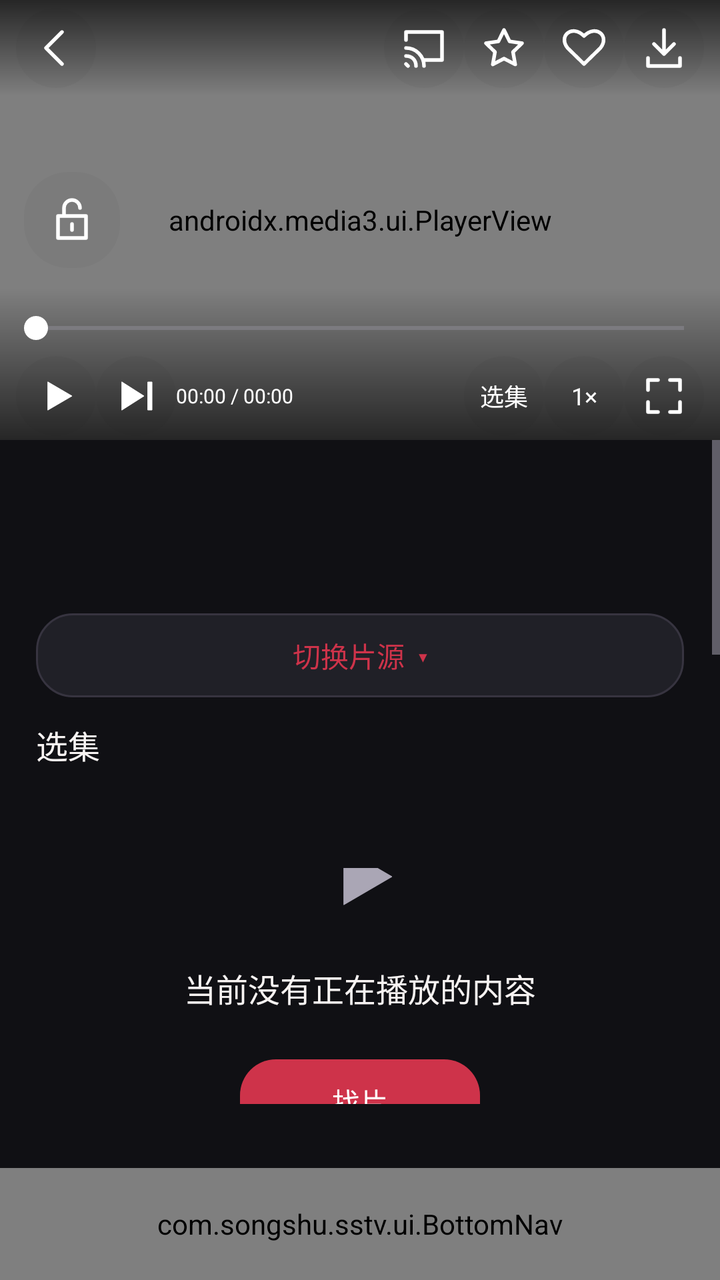
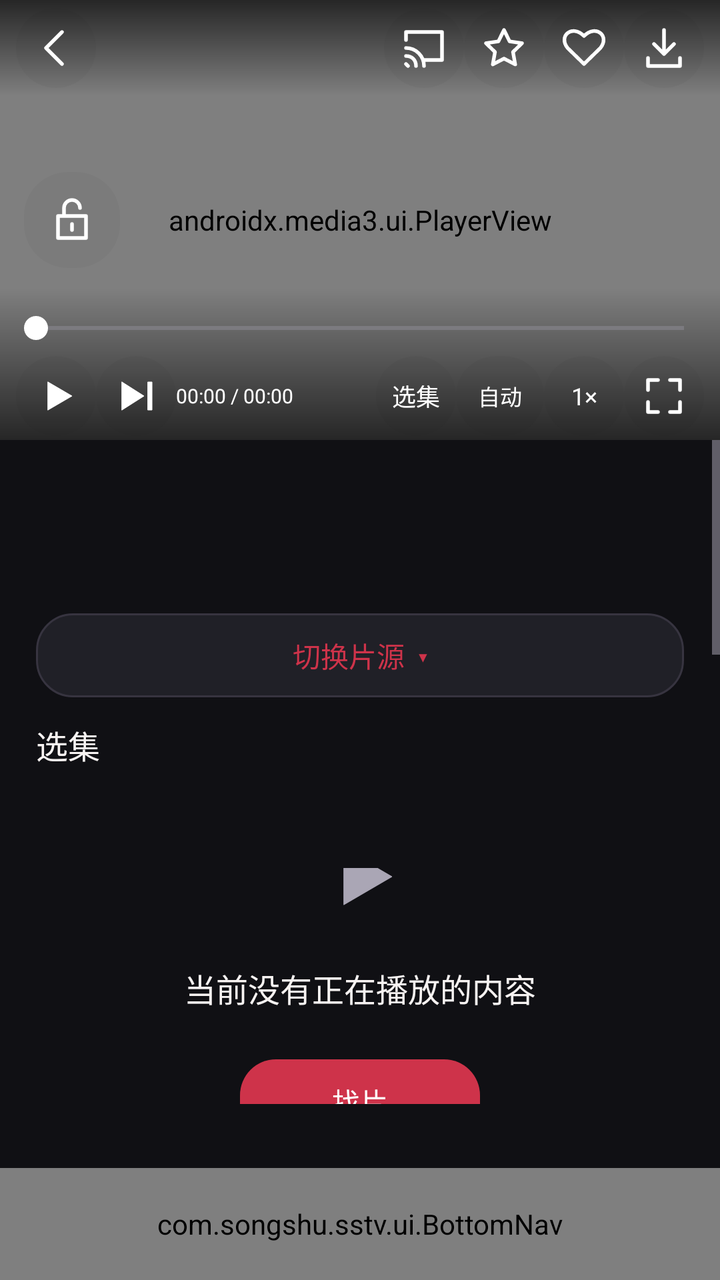

The first picture is an Android layout as it rendered before a commit; the second is the same layout after the commit. The layout source and the unified diff follow.
<!-- AndroidManifest.xml: activity theme PlayerTheme -->
<!-- res/layout/activity_player.xml -->
<LinearLayout xmlns:android="http://schemas.android.com/apk/res/android" xmlns:app="http://schemas.android.com/apk/res-auto" android:layout_width="match_parent" android:layout_height="match_parent" android:orientation="vertical" android:background="?attr/appBg">
  <FrameLayout android:id="@+id/videoStage" android:layout_width="match_parent" android:layout_height="220dp" android:background="#000000">
    <androidx.media3.ui.PlayerView android:id="@+id/player" android:layout_width="match_parent" android:layout_height="match_parent" app:use_controller="false" app:resize_mode="fit" app:show_buffering="when_playing" />
    <View android:id="@+id/videoGestures" android:layout_width="match_parent" android:layout_height="match_parent" android:clickable="true" android:focusable="false" android:importantForAccessibility="no" />
    <FrameLayout android:id="@+id/videoControls" android:layout_width="match_parent" android:layout_height="match_parent">
      <LinearLayout android:id="@+id/topBar" android:layout_width="match_parent" android:layout_height="48dp" android:layout_gravity="top" android:orientation="horizontal" android:gravity="center_vertical" android:paddingHorizontal="8dp" android:background="@drawable/bg_video_top">
        <ImageButton android:id="@+id/btnBack" android:layout_width="40dp" android:layout_height="40dp" android:padding="9dp" android:src="@drawable/ic_player_back" android:contentDescription="返回" android:background="@drawable/bg_video_button" app:tint="#FFFFFF" />
        <TextView android:id="@+id/title" android:layout_width="0dp" android:layout_height="wrap_content" android:layout_weight="1" android:textColor="#FFFFFF" android:textSize="14sp" android:maxLines="1" android:ellipsize="end" android:paddingHorizontal="6dp" />
        <ImageButton android:id="@+id/btnCast" android:layout_width="40dp" android:layout_height="40dp" android:padding="9dp" android:src="@drawable/ic_player_cast" android:contentDescription="投屏" android:background="@drawable/bg_video_button" app:tint="#FFFFFF" />
<ImageButton android:id="@+id/btnFavorite" android:layout_width="40dp" android:layout_height="40dp" android:padding="9dp" android:src="@drawable/ic_player_favorite" android:contentDescription="收藏" android:background="@drawable/bg_video_button" app:tint="#FFFFFF" /><ImageButton android:id="@+id/btnLike" android:layout_width="40dp" android:layout_height="40dp" android:padding="9dp" android:src="@drawable/ic_player_like" android:contentDescription="喜欢此刻" android:background="@drawable/bg_video_button" app:tint="#FFFFFF" />
        <ImageButton android:id="@+id/btnCache" android:layout_width="40dp" android:layout_height="40dp" android:padding="9dp" android:src="@drawable/ic_player_download" android:contentDescription="缓存" android:background="@drawable/bg_video_button" app:tint="#FFFFFF" />
      </LinearLayout>
      <LinearLayout android:id="@+id/bottomControls" android:layout_width="match_parent" android:layout_height="wrap_content" android:layout_gravity="bottom" android:orientation="vertical" android:paddingHorizontal="8dp" android:paddingTop="8dp" android:background="@drawable/bg_video_bottom">
        <SeekBar android:id="@+id/playerSeek" android:layout_width="match_parent" android:layout_height="24dp" android:paddingHorizontal="10dp" android:max="1000" android:progressTint="?attr/appAccent" android:thumbTint="#FFFFFF" android:contentDescription="播放进度" />
        <LinearLayout android:layout_width="match_parent" android:layout_height="44dp" android:orientation="horizontal" android:gravity="center_vertical">
          <ImageButton android:id="@+id/btnPlayPause" android:layout_width="40dp" android:layout_height="40dp" android:padding="9dp" android:src="@drawable/ic_player_play" android:contentDescription="播放" android:background="@drawable/bg_video_button" app:tint="#FFFFFF" />
          <ImageButton android:id="@+id/btnNext" android:layout_width="40dp" android:layout_height="40dp" android:padding="9dp" android:src="@drawable/ic_player_next" android:contentDescription="下一集" android:background="@drawable/bg_video_button" app:tint="#FFFFFF" />
          <TextView android:id="@+id/playerTime" android:layout_width="0dp" android:layout_height="wrap_content" android:layout_weight="1" android:text="00:00 / 00:00" android:textSize="10sp" android:textColor="#FFFFFF" android:maxLines="1" android:gravity="center_vertical" />
          <TextView android:id="@+id/btnEp" android:layout_width="40dp" android:layout_height="40dp" android:text="选集" android:textSize="12sp" android:textColor="#FFFFFF" android:gravity="center" android:background="@drawable/bg_video_button" />
          <TextView android:id="@+id/btnSpeed" android:layout_width="40dp" android:layout_height="40dp" android:text="1×" android:textSize="12sp" android:textColor="#FFFFFF" android:gravity="center" android:background="@drawable/bg_video_button" />
          <ImageButton android:id="@+id/btnFull" android:layout_width="40dp" android:layout_height="40dp" android:padding="9dp" android:src="@drawable/ic_player_fullscreen" android:contentDescription="全屏" android:background="@drawable/bg_video_button" app:tint="#FFFFFF" />
        </LinearLayout>
      </LinearLayout>
    </FrameLayout>
    <ImageButton android:id="@+id/btnLock" android:layout_width="48dp" android:layout_height="48dp" android:padding="12dp" android:src="@drawable/ic_player_unlock" android:contentDescription="锁定屏幕" android:background="@drawable/bg_video_button" app:tint="#FFFFFF" android:layout_gravity="center_vertical|start" android:layout_marginStart="12dp" />
    <FrameLayout android:id="@+id/speedPanel" android:layout_width="304dp" android:layout_height="88dp" android:layout_gravity="bottom|center_horizontal" android:layout_marginHorizontal="12dp" android:layout_marginBottom="76dp" android:background="@drawable/bg_speed_ruler" android:elevation="6dp" android:visibility="gone">
      <com.songshu.sstv.ui.PlaybackSpeedSlider android:id="@+id/speedSlider" android:layout_width="match_parent" android:layout_height="match_parent" />
    </FrameLayout>
    <LinearLayout android:id="@+id/hudBox" android:layout_width="150dp" android:layout_height="wrap_content" android:layout_gravity="center" android:orientation="vertical" android:gravity="center" android:padding="16dp" android:background="@drawable/bg_video_sheet" android:visibility="gone">
      <TextView android:id="@+id/hudLabel" android:layout_width="match_parent" android:layout_height="wrap_content" android:textColor="#FFFFFF" android:textSize="12sp" android:gravity="center" />
      <TextView android:id="@+id/hudValue" android:layout_width="match_parent" android:layout_height="wrap_content" android:textColor="#FFFFFF" android:textSize="21sp" android:gravity="center" android:layout_marginTop="6dp" />
    </LinearLayout>
  </FrameLayout>
  <ScrollView android:id="@+id/playerDetails" android:layout_width="match_parent" android:layout_height="0dp" android:layout_weight="1" android:fillViewport="true">
    <LinearLayout android:layout_width="match_parent" android:layout_height="wrap_content" android:orientation="vertical" android:padding="18dp">
      <TextView android:id="@+id/watchTitle" android:layout_width="match_parent" android:layout_height="wrap_content" android:text="" android:textSize="21sp" android:textColor="?attr/appText" android:gravity="center_vertical" android:layout_marginBottom="12dp" android:textStyle="bold" />
      <TextView android:id="@+id/watchMeta" android:layout_width="match_parent" android:layout_height="wrap_content" android:text="" android:textSize="12sp" android:textColor="?attr/appText" android:gravity="center_vertical" android:layout_marginBottom="12dp" />
      <TextView android:id="@+id/playerSource" android:layout_width="match_parent" android:layout_height="42dp" android:text="切换片源  ▾" android:textSize="14sp" android:textColor="?attr/appAccent" android:gravity="center" android:layout_marginBottom="12dp" android:background="@drawable/bg_btn_ghost" />
      <LinearLayout android:id="@+id/watchLines" android:layout_width="match_parent" android:layout_height="wrap_content" android:orientation="vertical" />
      <TextView android:id="@+id/watchEpisodeLabel" android:layout_width="match_parent" android:layout_height="wrap_content" android:text="选集" android:textSize="16sp" android:textColor="?attr/appText" android:gravity="center_vertical" android:layout_marginBottom="12dp" />
      <LinearLayout android:id="@+id/watchEpisodes" android:layout_width="match_parent" android:layout_height="wrap_content" android:orientation="vertical" />
      <TextView android:id="@+id/watchPlot" android:layout_width="match_parent" android:layout_height="wrap_content" android:text="" android:textSize="14sp" android:textColor="?attr/appText" android:gravity="center_vertical" android:layout_marginBottom="12dp" />
<TextView android:id="@+id/btnClearPlayback" android:layout_width="match_parent" android:layout_height="44dp" android:layout_marginTop="16dp" android:layout_marginBottom="24dp" android:gravity="center" android:background="@drawable/bg_btn_ghost" android:text="清空" android:textStyle="bold" android:textColor="?attr/appAccent" android:textSize="15sp" />
    </LinearLayout>
  </ScrollView>
  <LinearLayout android:id="@+id/emptyPlayback" android:layout_width="match_parent" android:layout_height="0dp" android:layout_weight="1" android:orientation="vertical" android:gravity="center" android:padding="32dp">
    <ImageView android:layout_width="48dp" android:layout_height="48dp" android:src="@drawable/ic_player_play" app:tint="?attr/appTextMuted" android:contentDescription="@null" />
    <TextView android:layout_width="match_parent" android:layout_height="wrap_content" android:layout_marginTop="20dp" android:text="当前没有正在播放的内容" android:gravity="center" android:textSize="16sp" android:textColor="?attr/appText" />
    <TextView android:id="@+id/watchFind" android:layout_width="120dp" android:layout_height="42dp" android:layout_marginTop="24dp" android:text="找片" android:gravity="center" android:textSize="14sp" android:textColor="?attr/appOnAccent" android:background="@drawable/bg_btn_primary" />
  </LinearLayout>
  <com.songshu.sstv.ui.BottomNav android:id="@+id/playerNavigation" android:layout_width="match_parent" android:layout_height="56dp" />
</LinearLayout>
<!-- resources referenced by this layout -->
<resources>
  <!-- drawable bg_btn_ghost (drawable) -->
  <ripple xmlns:android="http://schemas.android.com/apk/res/android" android:color="?attr/appAccentDim"><item><shape><solid android:color="?attr/appSurface"/><corners android:radius="?attr/appPillCorner"/><stroke android:width="1dp" android:color="?attr/appDivider" /></shape></item></ripple>
  <!-- drawable bg_btn_primary (drawable) -->
  <ripple xmlns:android="http://schemas.android.com/apk/res/android" android:color="?attr/appAccentDim"><item><shape><solid android:color="?attr/appAccent"/><corners android:radius="?attr/appPillCorner"/></shape></item></ripple>
  <!-- drawable bg_speed_ruler (drawable) -->
  <shape xmlns:android="http://schemas.android.com/apk/res/android">
      <solid android:color="#F0202226" />
      <corners android:radius="18dp" />
      <stroke android:width="1dp" android:color="#24FFFFFF" />
  </shape>
  <!-- drawable bg_video_bottom (drawable) -->
  <shape xmlns:android="http://schemas.android.com/apk/res/android"><gradient android:angle="270" android:startColor="#00000000" android:endColor="#B3000000" /></shape>
  <!-- drawable bg_video_button (drawable) -->
  <ripple xmlns:android="http://schemas.android.com/apk/res/android" android:color="#44FFFFFF"><item><shape><solid android:color="#08000000"/><corners android:radius="22dp" /></shape></item></ripple>
  <!-- drawable bg_video_sheet (drawable) -->
  <shape xmlns:android="http://schemas.android.com/apk/res/android"><solid android:color="#EE20242C"/><corners android:radius="16dp" /></shape>
  <!-- drawable bg_video_top (drawable) -->
  <shape xmlns:android="http://schemas.android.com/apk/res/android"><gradient android:angle="90" android:startColor="#00000000" android:endColor="#B3000000" /></shape>
  <!-- drawable ic_player_back (drawable) -->
  <vector xmlns:android="http://schemas.android.com/apk/res/android" android:width="24dp" android:height="24dp" android:viewportWidth="24" android:viewportHeight="24"><path android:pathData="M15,4 L7,12 L15,20" android:fillColor="@android:color/transparent" android:strokeColor="#FFFFFF" android:strokeWidth="1.8" android:strokeLineCap="round" android:strokeLineJoin="round" /></vector>
  <!-- drawable ic_player_like (drawable) -->
  <vector xmlns:android="http://schemas.android.com/apk/res/android" android:width="24dp" android:height="24dp" android:viewportWidth="24" android:viewportHeight="24"><path android:pathData="M12,20 L3.8,12 C-1,6 6,0 12,6 C18,0 25,6 20.2,12 Z" android:fillColor="#00000000" android:strokeColor="#FFFFFFFF" android:strokeWidth="1.8" android:strokeLineJoin="round" /></vector>
  <!-- drawable ic_player_play (drawable) -->
  <vector xmlns:android="http://schemas.android.com/apk/res/android" android:width="24dp" android:height="24dp" android:viewportWidth="24" android:viewportHeight="24"><path android:pathData="M8,5 L20,12 L8,19 Z" android:fillColor="#FFFFFF" android:strokeColor="#FFFFFF" android:strokeWidth="0" android:strokeLineCap="round" android:strokeLineJoin="round" /></vector>
  <style name="PlayerTheme" parent="AppTheme">
          <item name="android:windowBackground">@android:color/black</item>
          <item name="android:statusBarColor">@android:color/black</item>
          <item name="android:navigationBarColor">@android:color/black</item>
      </style>
  <style name="AppWindowAnimation">
          <item name="android:activityOpenEnterAnimation">@anim/page_enter</item>
          <item name="android:activityOpenExitAnimation">@anim/page_exit</item>
          <item name="android:activityCloseEnterAnimation">@anim/page_enter</item>
          <item name="android:activityCloseExitAnimation">@anim/page_exit</item>
      </style>
  <!-- unchanged entries left out for length: 7 -->
</resources>

<!-- the commit's change to res/layout/activity_player.xml (unified diff, before → after) -->
@@ -17,6 +17,7 @@
           <ImageButton android:id="@+id/btnNext" android:layout_width="40dp" android:layout_height="40dp" android:padding="9dp" android:src="@drawable/ic_player_next" android:contentDescription="下一集" android:background="@drawable/bg_video_button" app:tint="#FFFFFF" />
           <TextView android:id="@+id/playerTime" android:layout_width="0dp" android:layout_height="wrap_content" android:layout_weight="1" android:text="00:00 / 00:00" android:textSize="10sp" android:textColor="#FFFFFF" android:maxLines="1" android:gravity="center_vertical" />
           <TextView android:id="@+id/btnEp" android:layout_width="40dp" android:layout_height="40dp" android:text="选集" android:textSize="12sp" android:textColor="#FFFFFF" android:gravity="center" android:background="@drawable/bg_video_button" />
+          <TextView android:id="@+id/btnQuality" android:layout_width="44dp" android:layout_height="40dp" android:text="自动" android:contentDescription="清晰度" android:textSize="11sp" android:textColor="#FFFFFF" android:gravity="center" android:background="@drawable/bg_video_button" />
           <TextView android:id="@+id/btnSpeed" android:layout_width="40dp" android:layout_height="40dp" android:text="1×" android:textSize="12sp" android:textColor="#FFFFFF" android:gravity="center" android:background="@drawable/bg_video_button" />
           <ImageButton android:id="@+id/btnFull" android:layout_width="40dp" android:layout_height="40dp" android:padding="9dp" android:src="@drawable/ic_player_fullscreen" android:contentDescription="全屏" android:background="@drawable/bg_video_button" app:tint="#FFFFFF" />
         </LinearLayout>
